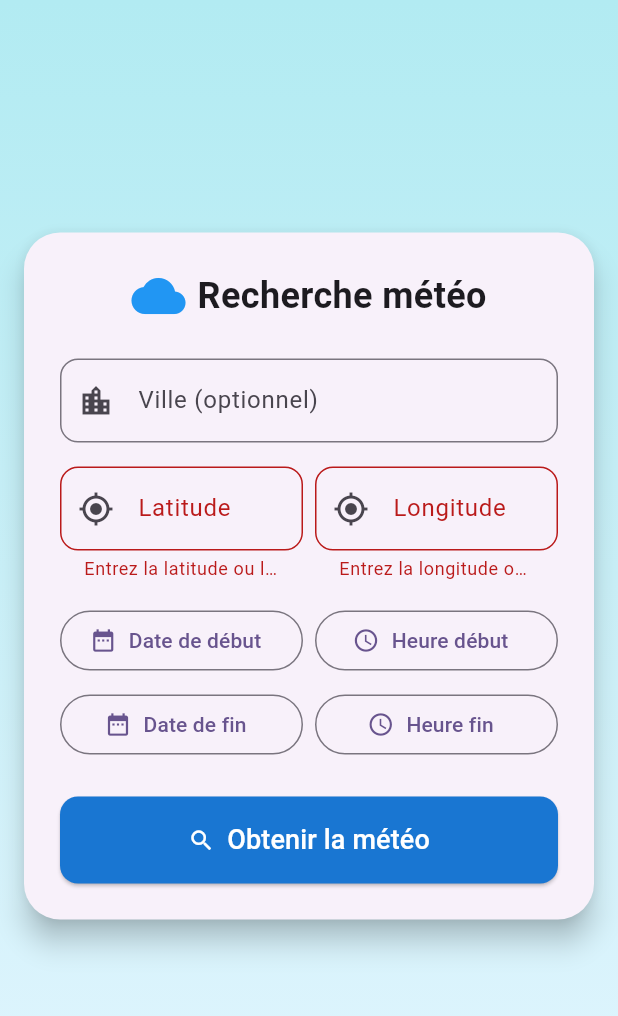
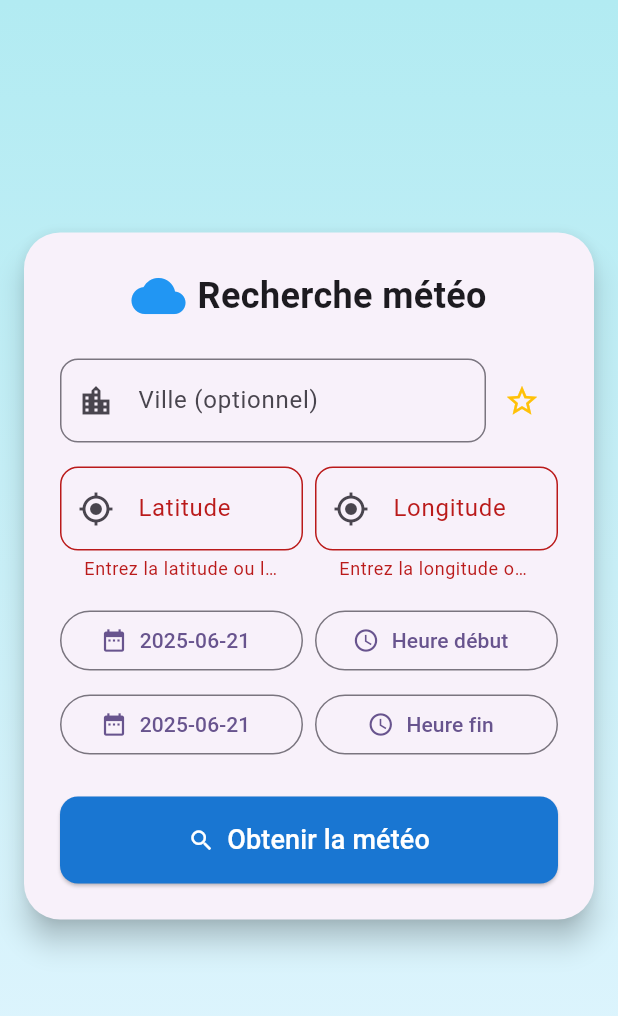
Before and after one commit to FunsizedWrath/AquaTech, a Flutter app: the screen it shows after launch, after a tap on "Obtenir la météo", on a phone screen of 412 x 824 dp, the part 84-1100 px from its top. Run offline on Flutter 3.47's test engine with Material 3 defaults, Android fonts, the phone set to English and light mode, and no system bars; our stand-ins replace shared_preferences.

Commit message:
feature : favorite cities + README

```diff
--- a/lib/main.dart
+++ b/lib/main.dart
@@ -1,6 +1,7 @@
 import 'dart:convert';
 import 'package:flutter/material.dart';
 import 'package:http/http.dart' as http;
+import 'package:shared_preferences/shared_preferences.dart';
 
 void main() {
   runApp(const MyApp());
@@ -41,8 +42,40 @@ class _WeatherHomePageState extends State<WeatherHomePage> {
   Map<String, dynamic>? _weatherData;
   bool _loading = false;
   String? _error;
+  List<Map<String, String>> _favoriteCities = [];
+
+  @override
+  void initState() {
+    super.initState();
+    _loadFavoriteCities();
+    final now = DateTime.now();
+    _startDate = now;
+    _endDate = now;
+    _startTime = null;
+    _endTime = null;
+  }
+
+  Future<void> _loadFavoriteCities() async {
+    final prefs = await SharedPreferences.getInstance();
+    final favs = prefs.getStringList('favoriteCities') ?? [];
+    setState(() {
+      _favoriteCities = favs.map((e) => Map<String, String>.from(json.decode(e))).toList();
+    });
+  }
+
+  Future<void> _saveFavoriteCities() async {
+    final prefs = await SharedPreferences.getInstance();
+    final favs = _favoriteCities.map((e) => json.encode(e)).toList();
+    await prefs.setStringList('favoriteCities', favs);
+  }
 
   Future<void> _fetchWeather() async {
+    if (_latController.text.isEmpty || _lonController.text.isEmpty) {
+      setState(() {
+        _error = "Latitude et longitude requises pour la recherche météo.";
+      });
+      return;
+    }
     setState(() {
       _loading = true;
       _error = null;
@@ -97,6 +130,42 @@ class _WeatherHomePageState extends State<WeatherHomePage> {
     return DateTime(date.year, date.month, date.day, time.hour, time.minute);
   }
 
+  void _addFavoriteCity() {
+    final city = _cityController.text.trim();
+    final lat = _latController.text.trim();
+    final lon = _lonController.text.trim();
+    if (city.isNotEmpty && lat.isNotEmpty && lon.isNotEmpty) {
+      if (!_favoriteCities.any((fav) => fav['city'] == city)) {
+        setState(() {
+          _favoriteCities.add({'city': city, 'lat': lat, 'lon': lon});
+        });
+        _saveFavoriteCities();
+      }
+    }
+  }
+
+  void _removeFavoriteCity(String city) {
+    setState(() {
+      _favoriteCities.removeWhere((fav) => fav['city'] == city);
+    });
+    _saveFavoriteCities();
+  }
+
+  void _selectFavoriteCity(Map<String, String> fav) {
+    setState(() {
+      _cityController.text = fav['city'] ?? '';
+      _latController.text = fav['lat']?.trim() ?? '';
+      _lonController.text = fav['lon']?.trim() ?? '';
+    });
+    if (_latController.text.isNotEmpty && _lonController.text.isNotEmpty) {
+      _fetchWeather();
+    } else {
+      setState(() {
+        _error = "Coordonnées invalides pour cette ville favorite.";
+      });
+    }
+  }
+
   @override
   Widget build(BuildContext context) {
     final isWide = MediaQuery.of(context).size.width > 600;
@@ -140,7 +209,10 @@ class _WeatherHomePageState extends State<WeatherHomePage> {
                           ],
                         ),
                         const SizedBox(height: 24),
-                        TextFormField(
+                        Row(
+                          children: [
+                            Expanded(
+                              child: TextFormField(
                                 controller: _cityController,
                                 decoration: InputDecoration(
                                   labelText: 'Ville (optionnel)',
@@ -148,6 +220,40 @@ class _WeatherHomePageState extends State<WeatherHomePage> {
                                   border: OutlineInputBorder(borderRadius: BorderRadius.circular(12)),
                                 ),
                               ),
+                            ),
+                            IconButton(
+                              tooltip: 'Ajouter aux favoris',
+                              icon: const Icon(Icons.star_border, color: Colors.amber),
+                              onPressed: _addFavoriteCity,
+                            ),
+                          ],
+                        ),
+                        if (_favoriteCities.isNotEmpty) ...[
+                          const SizedBox(height: 8),
+                          Wrap(
+                            spacing: 8,
+                            children: _favoriteCities.map<Widget>((fav) => Row(
+                              mainAxisSize: MainAxisSize.min,
+                              children: [
+                                ActionChip(
+                                  label: Text(fav['city'] ?? ''),
+                                  onPressed: () => _selectFavoriteCity(fav),
+                                  avatar: const Icon(Icons.star, color: Colors.amber, size: 18),
+                                  backgroundColor: Colors.blue.shade50,
+                                  labelStyle: const TextStyle(fontWeight: FontWeight.bold),
+                                  materialTapTargetSize: MaterialTapTargetSize.shrinkWrap,
+                                  labelPadding: const EdgeInsets.symmetric(horizontal: 8),
+                                  padding: const EdgeInsets.symmetric(horizontal: 4),
+                                ),
+                                IconButton(
+                                  icon: const Icon(Icons.close, size: 18),
+                                  tooltip: 'Supprimer',
+                                  onPressed: () => _removeFavoriteCity(fav['city'] ?? ''),
+                                ),
+                              ],
+                            )).toList(),
+                          ),
+                        ],
                         const SizedBox(height: 16),
                         Row(
                           children: [
--- a/pubspec.yaml
+++ b/pubspec.yaml
@@ -36,6 +36,7 @@ dependencies:
   # Use with the CupertinoIcons class for iOS style icons.
   cupertino_icons: ^1.0.8
   http: ^1.4.0
+  shared_preferences: ^2.5.3
 
 dev_dependencies:
   flutter_test:
```
Also changed, not shown: pubspec.lock, 2 other files. Lines whose indentation alone changed are shown as unchanged.
